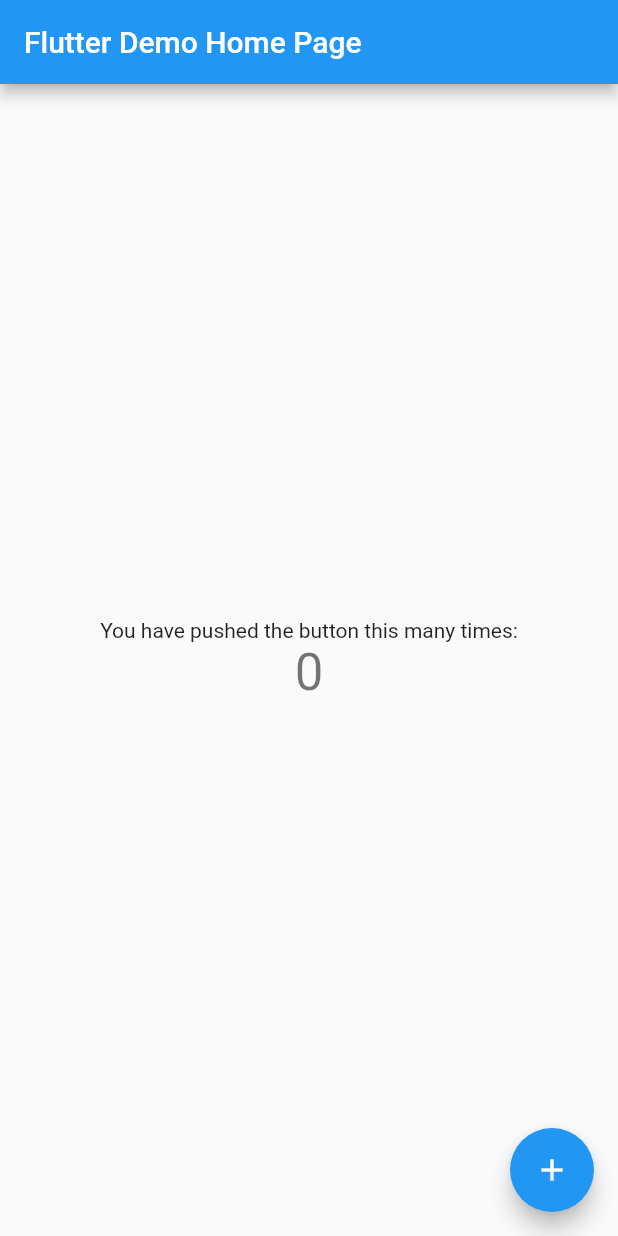
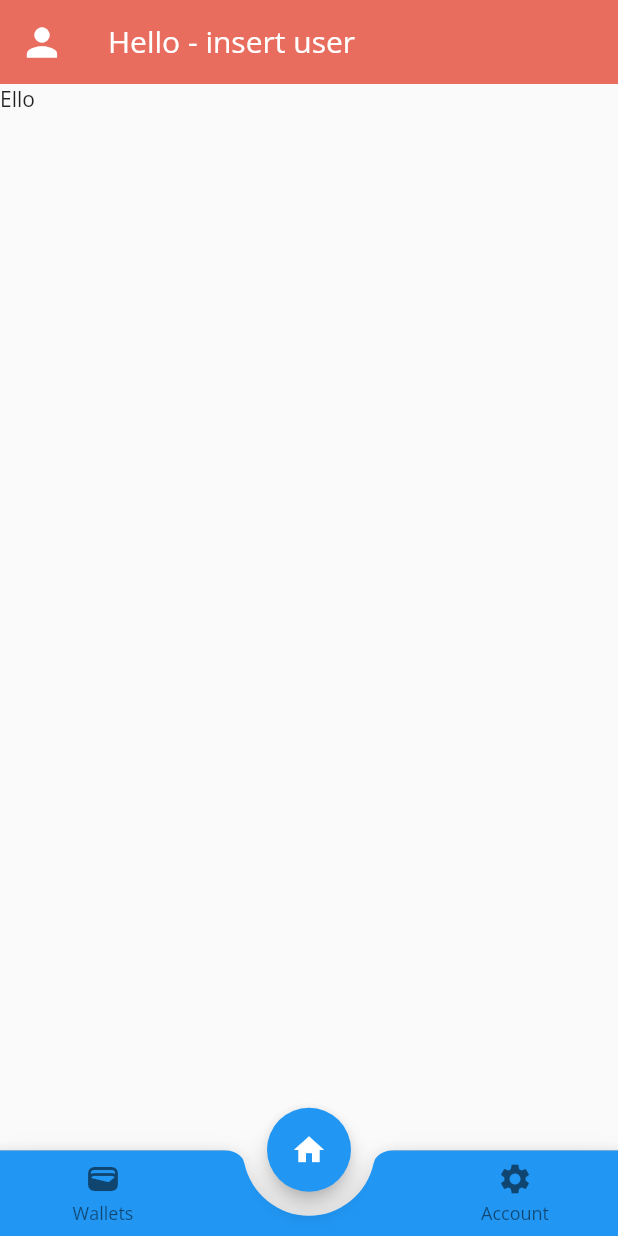
Before and after one commit to Adrian0012/ticketson, a Flutter app: the screen it shows after launch, on a phone screen of 412 x 824 dp. Run offline on Flutter 3.47's test engine with Material 2 defaults, Android fonts, the phone set to English and light mode, and no system bars; our stand-ins replace beamer, flutter_secure_storage.

Commit message:
add more configuration // add dashboard screen

```diff
--- /dev/null
+++ b/ticketson/lib/app.dart
@@ -0,0 +1,69 @@
+import 'package:beamer/beamer.dart';
+import 'package:flutter/material.dart';
+import 'package:ticketson/config/router.dart';
+import 'package:ticketson/config/themes/themes.dart';
+
+class App extends StatelessWidget {
+  const App({Key? key}) : super(key: key);
+
+  @override
+  Widget build(BuildContext context) {
+    // Repositories
+    // AuthenticationRepository authRepository = AuthenticationRepository();
+    // UserRepository userRepository = UserRepository();
+
+    // return MultiRepositoryProvider(
+    //   providers: [
+    //     RepositoryProvider.value(value: authRepository),
+    //     RepositoryProvider.value(value: userRepository),
+    //   ],
+    //   child: MultiBlocProvider(
+    //     providers: [
+    //       BlocProvider(
+    //         create: (_) => AuthenticationBloc(
+    //           authenticationRepository: authRepository,
+    //           userRepository: userRepository,
+    //         ),
+    //       ),
+    //     ],
+    //     child: const AppView(),
+    //   ),
+    // );
+    return const AppView();
+  }
+}
+
+class AppView extends StatelessWidget {
+  const AppView({Key? key}) : super(key: key);
+
+  @override
+  Widget build(BuildContext context) {
+    final routerDelegate = AppRouter.routerDelegate;
+    // return BeamerProvider(
+    //   routerDelegate: routerDelegate,
+    //   child: BlocListener<AuthenticationBloc, AuthenticationState>(
+    //     listener: (context, state) {
+    //       routerDelegate.update();
+    //     },
+    //     child: MaterialApp.router(
+    //       scaffoldMessengerKey: AppRouter.scaffoldMessengerKey,
+    //       routeInformationParser: BeamerParser(),
+    //       routerDelegate: routerDelegate,
+    //       backButtonDispatcher: BeamerBackButtonDispatcher(
+    //         delegate: routerDelegate,
+    //       ),
+    //       theme: Themes.primaryTheme,
+    //     ),
+    //   ),
+    // );
+    return MaterialApp.router(
+      scaffoldMessengerKey: AppRouter.scaffoldMessengerKey,
+      routeInformationParser: BeamerParser(),
+      routerDelegate: routerDelegate,
+      backButtonDispatcher: BeamerBackButtonDispatcher(
+        delegate: routerDelegate,
+      ),
+      theme: Themes.primaryTheme,
+    );
+  }
+}
--- /dev/null
+++ b/ticketson/lib/config/router.dart
@@ -0,0 +1,41 @@
+import 'package:beamer/beamer.dart';
+import 'package:flutter/material.dart';
+import 'package:ticketson/config/urls.dart';
+import 'package:ticketson/modules/dashboard/location.dart';
+
+class AppRouter {
+  static final scaffoldMessengerKey = GlobalKey<ScaffoldMessengerState>();
+
+  static BuildContext get context => scaffoldMessengerKey.currentState!.context;
+
+  static final routerDelegate = BeamerDelegate(
+    transitionDelegate: const NoAnimationTransitionDelegate(),
+    locationBuilder: BeamerLocationBuilder(
+      beamLocations: [
+        DashboardLocation(),
+      ],
+    ),
+    // guards: [
+    //   BeamGuard(
+    //     pathPatterns: [
+    //       '${Routes.login}*',
+    //     ],
+    //     check: (context, state) =>
+    //         !context.read<AuthenticationBloc>().isAuthenticated,
+    //     beamToNamed: (origin, target) => Routes.intro,
+    //   ),
+    //   BeamGuard(
+    //     pathPatterns: [
+    //       '${Routes.intro}*',
+    //       '${Routes.account}*',
+    //       '${Routes.dashboard}*',
+    //       '${Routes.stats}*',
+    //     ],
+    //     check: (context, state) =>
+    //         context.read<AuthenticationBloc>().isAuthenticated,
+    //     beamToNamed: (origin, target) => Routes.login,
+    //   ),
+    // ],
+    initialPath: Routes.dashboard,
+  );
+}
--- /dev/null
+++ b/ticketson/lib/config/themes/fonts.dart
@@ -0,0 +1,3 @@
+class Fonts {
+  static const String openSans = 'OpenSans';
+}
--- /dev/null
+++ b/ticketson/lib/config/themes/palette.dart
@@ -0,0 +1,8 @@
+import 'package:flutter/material.dart';
+
+class Palette {
+  static const Color primaryColor = Color(0xffe96d5e);
+  static const Color accentColor = Color(0xffffe69d);
+  static const Color secondaryColor = Color(0xff6a7e6a);
+  static const Color thirdColor = Color(0xff393f5f);
+}
--- /dev/null
+++ b/ticketson/lib/config/themes/themes.dart
@@ -0,0 +1,14 @@
+import 'package:flutter/material.dart';
+import 'package:ticketson/config/themes/fonts.dart';
+import 'package:ticketson/config/themes/palette.dart';
+
+class Themes {
+  static ThemeData primaryTheme = ThemeData(
+    primaryColor: Palette.primaryColor,
+    colorScheme:
+        ColorScheme.fromSwatch().copyWith(secondary: Palette.accentColor),
+    visualDensity: VisualDensity.adaptivePlatformDensity,
+    fontFamily: Fonts.openSans,
+    brightness: Brightness.light,
+  );
+}
--- /dev/null
+++ b/ticketson/lib/config/urls.dart
@@ -0,0 +1,10 @@
+class Routes {
+  // AUTH ROUTES
+  static const login = '/login';
+  static const register = '/register';
+  static const forgotPassword = '/forgotPassword';
+  static const confirmRegisterEmail = '/confirmRegisterEmail';
+  static const resetPassword = '/resetPassword';
+  // APP ROUTES
+  static const dashboard = '/dashboard';
+}
--- /dev/null
+++ b/ticketson/lib/constants/rest_api_urls.dart
@@ -0,0 +1,6 @@
+import 'package:ticketson/environment_config.dart';
+
+class RestApiUrls {
+  // BASE URL
+  static String baseUrl = EnvironmentConfig.apiBaseUrl;
+}
--- a/ticketson/lib/main.dart
+++ b/ticketson/lib/main.dart
@@ -1,115 +1,6 @@
 import 'package:flutter/material.dart';
+import 'package:ticketson/app.dart';
 
-void main() {
-  runApp(const MyApp());
+Future<void> main() async {
+  runApp(const App());
 }
-
-class MyApp extends StatelessWidget {
-  const MyApp({super.key});
-
-  // This widget is the root of your application.
-  @override
-  Widget build(BuildContext context) {
-    return MaterialApp(
-      title: 'Flutter Demo',
-      theme: ThemeData(
-        // This is the theme of your application.
-        //
-        // Try running your application with "flutter run". You'll see the
-        // application has a blue toolbar. Then, without quitting the app, try
-        // changing the primarySwatch below to Colors.green and then invoke
-        // "hot reload" (press "r" in the console where you ran "flutter run",
-        // or simply save your changes to "hot reload" in a Flutter IDE).
-        // Notice that the counter didn't reset back to zero; the application
-        // is not restarted.
-        primarySwatch: Colors.blue,
-      ),
-      home: const MyHomePage(title: 'Flutter Demo Home Page'),
-    );
-  }
-}
-
-class MyHomePage extends StatefulWidget {
-  const MyHomePage({super.key, required this.title});
-
-  // This widget is the home page of your application. It is stateful, meaning
-  // that it has a State object (defined below) that contains fields that affect
-  // how it looks.
-
-  // This class is the configuration for the state. It holds the values (in this
-  // case the title) provided by the parent (in this case the App widget) and
-  // used by the build method of the State. Fields in a Widget subclass are
-  // always marked "final".
-
-  final String title;
-
-  @override
-  State<MyHomePage> createState() => _MyHomePageState();
-}
-
-class _MyHomePageState extends State<MyHomePage> {
-  int _counter = 0;
-
-  void _incrementCounter() {
-    setState(() {
-      // This call to setState tells the Flutter framework that something has
-      // changed in this State, which causes it to rerun the build method below
-      // so that the display can reflect the updated values. If we changed
-      // _counter without calling setState(), then the build method would not be
-      // called again, and so nothing would appear to happen.
-      _counter++;
-    });
-  }
-
-  @override
-  Widget build(BuildContext context) {
-    // This method is rerun every time setState is called, for instance as done
-    // by the _incrementCounter method above.
-    //
-    // The Flutter framework has been optimized to make rerunning build methods
-    // fast, so that you can just rebuild anything that needs updating rather
-    // than having to individually change instances of widgets.
-    return Scaffold(
-      appBar: AppBar(
-        // Here we take the value from the MyHomePage object that was created by
-        // the App.build method, and use it to set our appbar title.
-        title: Text(widget.title),
-      ),
-      body: Center(
-        // Center is a layout widget. It takes a single child and positions it
-        // in the middle of the parent.
-        child: Column(
-          // Column is also a layout widget. It takes a list of children and
-          // arranges them vertically. By default, it sizes itself to fit its
-          // children horizontally, and tries to be as tall as its parent.
-          //
-          // Invoke "debug painting" (press "p" in the console, choose the
-          // "Toggle Debug Paint" action from the Flutter Inspector in Android
-          // Studio, or the "Toggle Debug Paint" command in Visual Studio Code)
-          // to see the wireframe for each widget.
-          //
-          // Column has various properties to control how it sizes itself and
-          // how it positions its children. Here we use mainAxisAlignment to
-          // center the children vertically; the main axis here is the vertical
-          // axis because Columns are vertical (the cross axis would be
-          // horizontal).
-          mainAxisAlignment: MainAxisAlignment.center,
-          children: <Widget>[
-            const Text(
-              'You have pushed the button this many times:',
-            ),
-            Text(
-              '$_counter',
-              style: Theme.of(context).textTheme.headline4,
-            ),
-          ],
-        ),
-      ),
-      floatingActionButton: FloatingActionButton(
-        onPressed: _incrementCounter,
-        tooltip: 'Increment',
-        child: const Icon(Icons.add),
-      ), // This trailing comma makes auto-formatting nicer for build methods.
-    );
-  }
-}
--- /dev/null
+++ b/ticketson/lib/modules/dashboard/location.dart
@@ -0,0 +1,21 @@
+import 'package:beamer/beamer.dart';
+import 'package:flutter/material.dart';
+import 'package:ticketson/config/urls.dart';
+import 'package:ticketson/modules/dashboard/screens/dashboard.dart';
+
+class DashboardLocation extends BeamLocation<BeamState> {
+  @override
+  List<String> get pathPatterns => ['${Routes.dashboard}/*'];
+
+  @override
+  List<BeamPage> buildPages(BuildContext context, BeamState state) {
+    final pages = [
+      const BeamPage(
+        key: ValueKey('dashboard'),
+        title: 'Dashboard',
+        child: DashboardScreen(),
+      ),
+    ];
+    return pages;
+  }
+}
--- /dev/null
+++ b/ticketson/lib/modules/dashboard/screens/dashboard.dart
@@ -0,0 +1,46 @@
+import 'package:beamer/beamer.dart';
+import 'package:flutter/material.dart';
+import 'package:ticketson/config/themes/palette.dart';
+import 'package:ticketson/config/urls.dart';
+import 'package:ticketson/widgets/bottom_navbar.dart';
+
+class DashboardScreen extends StatefulWidget {
+  const DashboardScreen({super.key});
+
+  @override
+  State<DashboardScreen> createState() => _DashboardScreenState();
+}
+
+class _DashboardScreenState extends State<DashboardScreen> {
+  @override
+  Widget build(BuildContext context) {
+    return Scaffold(
+        appBar: AppBar(
+          leading: IconButton(
+            icon: const Icon(Icons.person),
+            iconSize: 30.0,
+            color: Colors.white,
+            onPressed: () {},
+          ),
+          title: const Text('Hello - insert user'),
+          elevation: 0.0,
+          backgroundColor: Palette.primaryColor,
+        ),
+        body: Container(
+          child: Text('Ello'),
+        ),
+        bottomNavigationBar: const Navbar(selectedIndex: 1),
+        floatingActionButtonLocation:
+            FloatingActionButtonLocation.miniCenterDocked,
+        floatingActionButton: Padding(
+          padding: const EdgeInsets.all(8.0),
+          child: FloatingActionButton(
+            backgroundColor: Colors.blue,
+            child: const Icon(Icons.home),
+            onPressed: () {
+              Beamer.of(context).beamToNamed(Routes.dashboard);
+            },
+          ),
+        ));
+  }
+}
--- /dev/null
+++ b/ticketson/lib/widgets/bottom_navbar.dart
@@ -0,0 +1,51 @@
+import 'package:beamer/beamer.dart';
+import 'package:flutter/material.dart';
+import 'package:ticketson/config/urls.dart';
+
+class Navbar extends StatefulWidget {
+  const Navbar({Key? key, required this.selectedIndex}) : super(key: key);
+  final int selectedIndex;
+
+  @override
+  State<Navbar> createState() => _NavbarState();
+}
+
+class _NavbarState extends State<Navbar> {
+  @override
+  Widget build(BuildContext context) {
+    return BottomAppBar(
+      shape: const CircularNotchedRectangle(),
+      notchMargin: 8.0,
+      clipBehavior: Clip.antiAlias,
+      child: Container(
+        decoration: const BoxDecoration(
+          color: Colors.white,
+          border: Border(
+            top: BorderSide(
+              color: Colors.grey,
+              width: 0.5,
+            ),
+          ),
+        ),
+        child: BottomNavigationBar(
+          currentIndex: widget.selectedIndex,
+          backgroundColor: Colors.blue,
+          selectedItemColor: Colors.white,
+          items: const <BottomNavigationBarItem>[
+            BottomNavigationBarItem(icon: Icon(Icons.wallet), label: 'Wallets'),
+            BottomNavigationBarItem(icon: Icon(Icons.home), label: ''),
+            BottomNavigationBarItem(
+                icon: Icon(Icons.settings), label: 'Account')
+          ],
+          onTap: (index) {
+            if (index == 0) {
+              Beamer.of(context).beamToNamed(Routes.dashboard);
+            } else if (index == 2) {
+              Beamer.of(context).beamToNamed(Routes.dashboard);
+            }
+          },
+        ),
+      ),
+    );
+  }
+}
```
Also changed, not shown: ticketson/environment_config.yaml (added, +22 -0 lines), ticketson/lib/gen/assets.gen.dart (added, +59 -0 lines), ticketson/lib/services/secure_storage/storage_item.dart (added, +10 -0 lines), ticketson/lib/services/secure_storage/storage_service.dart (added, +44 -0 lines), ticketson/pubspec.yaml (+9 -1 lines), ticketson/assets/fonts/OpenSans-Bold.ttf (added), ticketson/assets/fonts/OpenSans-Regular.ttf (added), ticketson/pubspec.lock, 1 other file.
